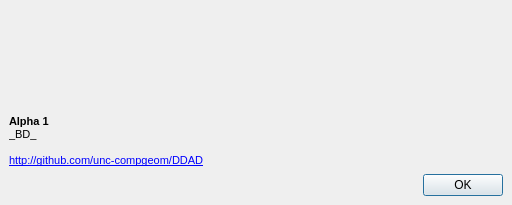
Before: the Qt Designer form workbench/forms/dialog_about.ui in unc-compgeom/DDAD, drawn with Qt 5.
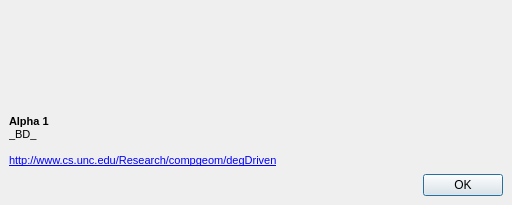
After: the same form once the commit is applied. Icons and pictures are not drawn.

What changed in the file:
```diff
--- a/workbench/forms/dialog_about.ui
+++ b/workbench/forms/dialog_about.ui
@@ -87,6 +87,9 @@
          <family>MS Shell Dlg 2</family>
         </font>
        </property>
+       <property name="lineWidth">
+        <number>0</number>
+       </property>
        <property name="text">
         <string>&lt;!DOCTYPE HTML PUBLIC &quot;-//W3C//DTD HTML 4.0//EN&quot; &quot;http://www.w3.org/TR/REC-html40/strict.dtd&quot;&gt;
 &lt;html&gt;&lt;head&gt;&lt;meta name=&quot;qrichtext&quot; content=&quot;1&quot; /&gt;&lt;style type=&quot;text/css&quot;&gt;
@@ -95,7 +98,7 @@
 &lt;p style=&quot; margin-top:0px; margin-bottom:0px; margin-left:0px; margin-right:0px; -qt-block-indent:0; text-indent:0px;&quot;&gt;&lt;span style=&quot; font-weight:600;&quot;&gt;Alpha 1&lt;/span&gt;&lt;/p&gt;
 &lt;p style=&quot; margin-top:0px; margin-bottom:0px; margin-left:0px; margin-right:0px; -qt-block-indent:0; text-indent:0px;&quot;&gt;_BD_&lt;/p&gt;
 &lt;p style=&quot;-qt-paragraph-type:empty; margin-top:0px; margin-bottom:0px; margin-left:0px; margin-right:0px; -qt-block-indent:0; text-indent:0px;&quot;&gt;&lt;br /&gt;&lt;/p&gt;
-&lt;p style=&quot; margin-top:0px; margin-bottom:0px; margin-left:0px; margin-right:0px; -qt-block-indent:0; text-indent:0px;&quot;&gt;&lt;a href=&quot;http://github.com/unc-compgeom/DDAD&quot;&gt;&lt;span style=&quot; text-decoration: underline; color:#0000ff;&quot;&gt;http://github.com/unc-compgeom/DDAD&lt;/span&gt;&lt;/a&gt;&lt;/p&gt;&lt;/body&gt;&lt;/html&gt;</string>
+&lt;p style=&quot; margin-top:0px; margin-bottom:0px; margin-left:0px; margin-right:0px; -qt-block-indent:0; text-indent:0px;&quot;&gt;&lt;a href=&quot;http://www.cs.unc.edu/Research/compgeom/degDriven&quot;&gt;&lt;span style=&quot; text-decoration: underline; color:#0000ff;&quot;&gt;http://www.cs.unc.edu/Research/compgeom/degDriven&lt;/span&gt;&lt;/a&gt;&lt;/p&gt;&lt;/body&gt;&lt;/html&gt;</string>
        </property>
        <property name="textFormat">
         <enum>Qt::RichText</enum>
```
Left out of the diff: 7 changed lines with no effect on the pictures.
